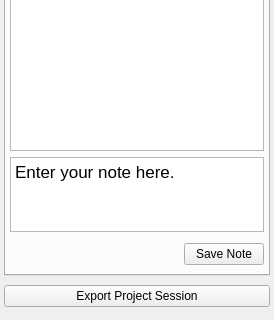
Above: src/Interface/Application/ProjectDockWidget.ui from jessdtate/Seg3D before the change; both pictures show x 0 to 274 and y 481 to 801 of the 274 by 801 pixel window. Below: the same form after it.
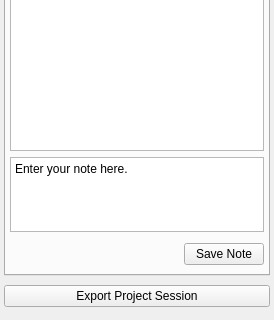
That is the form after the change.

Commit message: fixed the issue with second load for old projects that Jianrong pointed out.  Also made a couple tweaks to the ProjectDockWidget

The edit to the form file:
```diff
--- a/src/Interface/Application/ProjectDockWidget.ui
+++ b/src/Interface/Application/ProjectDockWidget.ui
@@ -502,7 +502,7 @@
          </widget>
         </item>
         <item>
-         <widget class="QTextEdit" name="note_edit_">
+         <widget class="QPlainTextEdit" name="note_edit_">
           <property name="sizePolicy">
            <sizepolicy hsizetype="Expanding" vsizetype="Fixed">
             <horstretch>0</horstretch>
@@ -521,24 +521,8 @@
             <height>75</height>
            </size>
           </property>
-          <property name="focusPolicy">
-           <enum>Qt::StrongFocus</enum>
-          </property>
-          <property name="horizontalScrollBarPolicy">
-           <enum>Qt::ScrollBarAlwaysOff</enum>
-          </property>
-          <property name="documentTitle">
-           <string/>
-          </property>
-          <property name="html">
-           <string>&lt;!DOCTYPE HTML PUBLIC &quot;-//W3C//DTD HTML 4.0//EN&quot; &quot;http://www.w3.org/TR/REC-html40/strict.dtd&quot;&gt;
-&lt;html&gt;&lt;head&gt;&lt;meta name=&quot;qrichtext&quot; content=&quot;1&quot; /&gt;&lt;style type=&quot;text/css&quot;&gt;
-p, li { white-space: pre-wrap; }
-&lt;/style&gt;&lt;/head&gt;&lt;body style=&quot; font-family:'Lucida Grande'; font-size:13pt; font-weight:400; font-style:normal;&quot;&gt;
-&lt;p style=&quot; margin-top:0px; margin-bottom:0px; margin-left:0px; margin-right:0px; -qt-block-indent:0; text-indent:0px;&quot;&gt;Enter your note here.&lt;/p&gt;&lt;/body&gt;&lt;/html&gt;</string>
-          </property>
-          <property name="acceptRichText">
-           <bool>false</bool>
+          <property name="plainText">
+           <string>Enter your note here.</string>
           </property>
          </widget>
         </item>
```
The commit also changes 7 other files.
